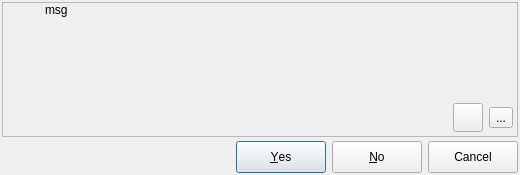
First picture: the form in libpgmodeler_ui/ui/messagebox.ui, repository pgmodeler/pgmodeler, before the edit.
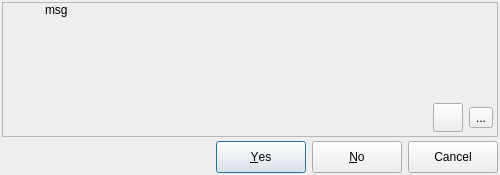
Second picture: the form after the edit. Icons and pictures are not drawn.

Commit message: Minor fix on Messagebox to resize according to the height of message.

What changed in the file:
```diff
--- a/libpgmodeler_ui/ui/messagebox.ui
+++ b/libpgmodeler_ui/ui/messagebox.ui
@@ -9,7 +9,7 @@
    <rect>
     <x>0</x>
     <y>0</y>
-    <width>520</width>
+    <width>500</width>
     <height>175</height>
    </rect>
   </property>
@@ -162,7 +162,7 @@
               <property name="minimumSize">
                <size>
                 <width>0</width>
-                <height>0</height>
+                <height>90</height>
                </size>
               </property>
               <property name="maximumSize">
```
Left out of the diff: 2 changed lines with no effect on the pictures. The commit also changes 2 other files.
